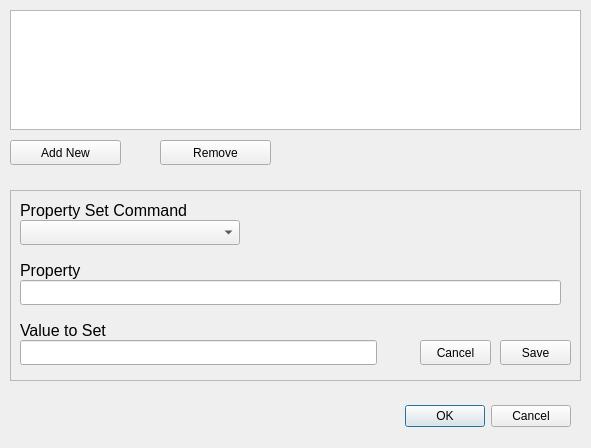
OpenSpace/OpenSpace, file apps/OpenSpace/ext/launcher/src/properties.ui: the form before one commit.
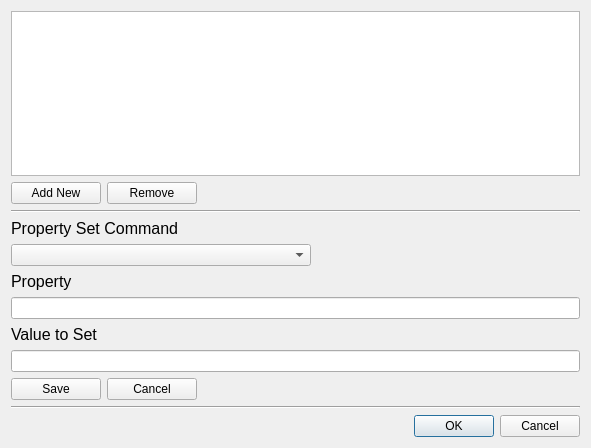
The form after the commit.

Commit message: Implementing multiple changes to layouts and features based on feedback

```diff
--- a/apps/OpenSpace/ext/launcher/src/properties.ui
+++ b/apps/OpenSpace/ext/launcher/src/properties.ui
@@ -10,34 +10,18 @@
     <height>448</height>
    </rect>
   </property>
+  <property name="maximumSize">
+   <size>
+    <width>1600</width>
+    <height>1000</height>
+   </size>
+  </property>
   <property name="windowTitle">
    <string>Set Property Values</string>
   </property>
-  <widget class="QDialogButtonBox" name="buttonBox">
-   <property name="geometry">
-    <rect>
-     <x>230</x>
-     <y>400</y>
-     <width>341</width>
-     <height>32</height>
-    </rect>
-   </property>
-   <property name="orientation">
-    <enum>Qt::Horizontal</enum>
-   </property>
-   <property name="standardButtons">
-    <set>QDialogButtonBox::Cancel|QDialogButtonBox::Ok</set>
-   </property>
-  </widget>
+  <layout class="QVBoxLayout" name="verticalLayout">
+   <item>
   <widget class="QListWidget" name="list">
-   <property name="geometry">
-    <rect>
-     <x>10</x>
-     <y>10</y>
-     <width>571</width>
-     <height>120</height>
-    </rect>
-   </property>
    <property name="sizePolicy">
     <sizepolicy hsizetype="Expanding" vsizetype="Preferred">
      <horstretch>0</horstretch>
@@ -47,13 +31,13 @@
    <property name="minimumSize">
     <size>
      <width>0</width>
-     <height>50</height>
+       <height>150</height>
     </size>
    </property>
    <property name="maximumSize">
     <size>
-     <width>16777215</width>
-     <height>120</height>
+       <width>1600</width>
+       <height>800</height>
     </size>
    </property>
    <property name="font">
@@ -71,55 +55,76 @@
     <enum>QListView::Adjust</enum>
    </property>
   </widget>
+   </item>
+   <item>
+    <layout class="QHBoxLayout" name="horizontalLayout">
+     <item>
   <widget class="QPushButton" name="button_add">
-   <property name="geometry">
-    <rect>
-     <x>10</x>
-     <y>140</y>
-     <width>111</width>
-     <height>25</height>
-    </rect>
+       <property name="minimumSize">
+        <size>
+         <width>90</width>
+         <height>0</height>
+        </size>
+       </property>
+       <property name="maximumSize">
+        <size>
+         <width>110</width>
+         <height>16777215</height>
+        </size>
    </property>
    <property name="text">
     <string>Add New</string>
    </property>
   </widget>
+     </item>
+     <item>
   <widget class="QPushButton" name="button_remove">
-   <property name="geometry">
-    <rect>
-     <x>160</x>
-     <y>140</y>
-     <width>111</width>
-     <height>25</height>
-    </rect>
+       <property name="minimumSize">
+        <size>
+         <width>90</width>
+         <height>0</height>
+        </size>
+       </property>
+       <property name="maximumSize">
+        <size>
+         <width>110</width>
+         <height>16777215</height>
+        </size>
    </property>
    <property name="text">
     <string>Remove</string>
    </property>
   </widget>
-  <widget class="QFrame" name="frame">
-   <property name="geometry">
-    <rect>
-     <x>10</x>
-     <y>190</y>
-     <width>571</width>
-     <height>191</height>
-    </rect>
-   </property>
-   <property name="frameShape">
-    <enum>QFrame::StyledPanel</enum>
-   </property>
-   <property name="frameShadow">
-    <enum>QFrame::Raised</enum>
-   </property>
+     </item>
+     <item>
+      <spacer name="horizontalSpacer">
+       <property name="orientation">
+        <enum>Qt::Horizontal</enum>
+       </property>
+       <property name="sizeHint" stdset="0">
+        <size>
+         <width>40</width>
+         <height>20</height>
+        </size>
+       </property>
+      </spacer>
+     </item>
+    </layout>
+   </item>
+   <item>
+    <widget class="Line" name="line">
+     <property name="orientation">
+      <enum>Qt::Horizontal</enum>
+     </property>
+    </widget>
+   </item>
+   <item>
    <widget class="QLabel" name="label_command">
-    <property name="geometry">
-     <rect>
-      <x>10</x>
-      <y>10</y>
-      <width>357</width>
-      <height>20</height>
-     </rect>
+     <property name="sizePolicy">
+      <sizepolicy hsizetype="Preferred" vsizetype="Fixed">
+       <horstretch>0</horstretch>
+       <verstretch>0</verstretch>
+      </sizepolicy>
     </property>
     <property name="font">
      <font>
@@ -131,15 +136,9 @@
      <string>Property Set Command</string>
     </property>
    </widget>
+   </item>
+   <item>
    <widget class="QComboBox" name="combo_command">
-    <property name="geometry">
-     <rect>
-      <x>10</x>
-      <y>30</y>
-      <width>220</width>
-      <height>25</height>
-     </rect>
-    </property>
     <property name="sizePolicy">
      <sizepolicy hsizetype="Fixed" vsizetype="Fixed">
       <horstretch>0</horstretch>
@@ -148,25 +147,42 @@
     </property>
     <property name="minimumSize">
      <size>
-      <width>220</width>
+       <width>200</width>
       <height>0</height>
      </size>
     </property>
     <property name="maximumSize">
      <size>
-      <width>220</width>
+       <width>300</width>
       <height>16777215</height>
      </size>
     </property>
-   </widget>
+     <property name="font">
+      <font>
+       <family>Arial</family>
+      </font>
+     </property>
+    </widget>
+   </item>
+   <item>
    <widget class="QLabel" name="label_property">
-    <property name="geometry">
-     <rect>
-      <x>10</x>
-      <y>70</y>
-      <width>357</width>
-      <height>20</height>
-     </rect>
+     <property name="sizePolicy">
+      <sizepolicy hsizetype="Preferred" vsizetype="Fixed">
+       <horstretch>0</horstretch>
+       <verstretch>0</verstretch>
+      </sizepolicy>
+     </property>
+     <property name="minimumSize">
+      <size>
+       <width>100</width>
+       <height>0</height>
+      </size>
+     </property>
+     <property name="maximumSize">
+      <size>
+       <width>140</width>
+       <height>16777215</height>
+      </size>
     </property>
     <property name="font">
      <font>
@@ -178,27 +194,45 @@
      <string>Property</string>
     </property>
    </widget>
+   </item>
+   <item>
    <widget class="QLineEdit" name="line_property">
-    <property name="geometry">
-     <rect>
-      <x>10</x>
-      <y>90</y>
-      <width>541</width>
-      <height>25</height>
-     </rect>
+     <property name="minimumSize">
+      <size>
+       <width>350</width>
+       <height>0</height>
+      </size>
+     </property>
+     <property name="maximumSize">
+      <size>
+       <width>1600</width>
+       <height>16777215</height>
+      </size>
     </property>
     <property name="toolTip">
      <string>&lt;html&gt;&lt;head/&gt;&lt;body&gt;&lt;p&gt;Exact string is required for the property to be set&lt;/p&gt;&lt;/body&gt;&lt;/html&gt;</string>
     </property>
    </widget>
+   </item>
+   <item>
    <widget class="QLabel" name="label_value">
-    <property name="geometry">
-     <rect>
-      <x>10</x>
-      <y>130</y>
-      <width>357</width>
-      <height>20</height>
-     </rect>
+     <property name="sizePolicy">
+      <sizepolicy hsizetype="Preferred" vsizetype="Fixed">
+       <horstretch>0</horstretch>
+       <verstretch>0</verstretch>
+      </sizepolicy>
+     </property>
+     <property name="minimumSize">
+      <size>
+       <width>100</width>
+       <height>0</height>
+      </size>
+     </property>
+     <property name="maximumSize">
+      <size>
+       <width>140</width>
+       <height>16777215</height>
+      </size>
     </property>
     <property name="font">
      <font>
@@ -210,43 +244,96 @@
      <string>Value to Set</string>
     </property>
    </widget>
+   </item>
+   <item>
    <widget class="QLineEdit" name="line_value">
-    <property name="geometry">
-     <rect>
-      <x>10</x>
-      <y>150</y>
-      <width>357</width>
-      <height>25</height>
-     </rect>
-    </property>
-   </widget>
-   <widget class="QPushButton" name="button_cancel">
-    <property name="geometry">
-     <rect>
-      <x>410</x>
-      <y>150</y>
-      <width>71</width>
-      <height>25</height>
-     </rect>
-    </property>
-    <property name="text">
-     <string>Cancel</string>
-    </property>
-   </widget>
+     <property name="minimumSize">
+      <size>
+       <width>350</width>
+       <height>0</height>
+      </size>
+     </property>
+     <property name="maximumSize">
+      <size>
+       <width>600</width>
+       <height>16777215</height>
+      </size>
+     </property>
+    </widget>
+   </item>
+   <item>
+    <layout class="QHBoxLayout" name="horizontalLayout_2">
+     <item>
    <widget class="QPushButton" name="button_save">
-    <property name="geometry">
-     <rect>
-      <x>490</x>
-      <y>150</y>
-      <width>71</width>
-      <height>25</height>
-     </rect>
+       <property name="minimumSize">
+        <size>
+         <width>90</width>
+         <height>0</height>
+        </size>
+       </property>
+       <property name="maximumSize">
+        <size>
+         <width>110</width>
+         <height>16777215</height>
+        </size>
     </property>
     <property name="text">
      <string>Save</string>
     </property>
    </widget>
-  </widget>
+     </item>
+     <item>
+      <widget class="QPushButton" name="button_cancel">
+       <property name="minimumSize">
+        <size>
+         <width>90</width>
+         <height>0</height>
+        </size>
+       </property>
+       <property name="maximumSize">
+        <size>
+         <width>110</width>
+         <height>16777215</height>
+        </size>
+       </property>
+       <property name="text">
+        <string>Cancel</string>
+       </property>
+      </widget>
+     </item>
+     <item>
+      <spacer name="horizontalSpacer_2">
+       <property name="orientation">
+        <enum>Qt::Horizontal</enum>
+       </property>
+       <property name="sizeHint" stdset="0">
+        <size>
+         <width>40</width>
+         <height>20</height>
+        </size>
+       </property>
+      </spacer>
+     </item>
+    </layout>
+   </item>
+   <item>
+    <widget class="Line" name="line_2">
+     <property name="orientation">
+      <enum>Qt::Horizontal</enum>
+     </property>
+    </widget>
+   </item>
+   <item>
+    <widget class="QDialogButtonBox" name="buttonBox">
+     <property name="orientation">
+      <enum>Qt::Horizontal</enum>
+     </property>
+     <property name="standardButtons">
+      <set>QDialogButtonBox::Cancel|QDialogButtonBox::Ok</set>
+     </property>
+    </widget>
+   </item>
+  </layout>
  </widget>
  <resources/>
  <connections>
```
Lines whose indentation alone changed are shown as unchanged. The commit also changes 33 other files.
